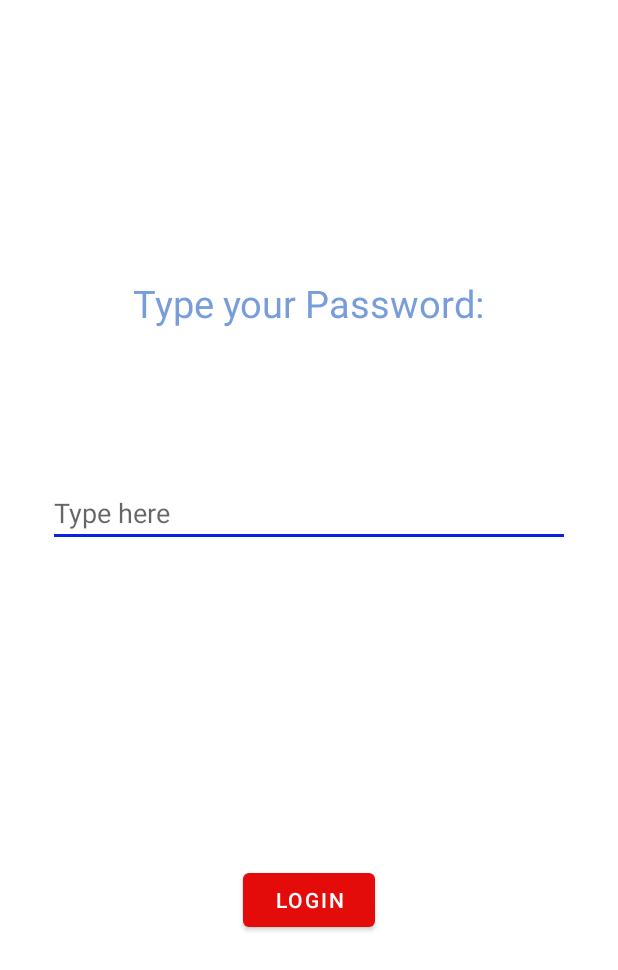
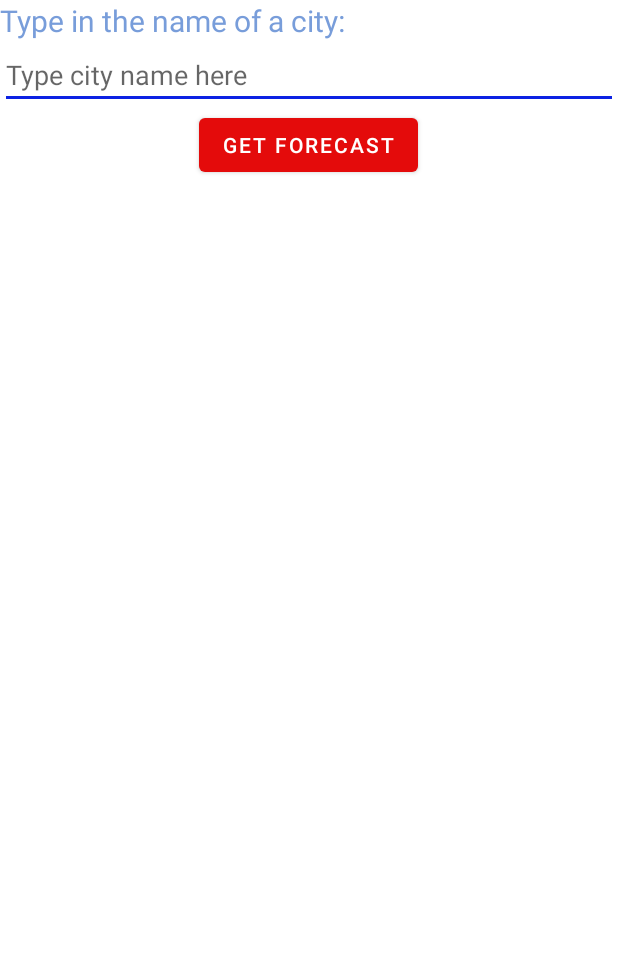
Before and after one commit to KekSMaRseL/ANDROID, an Android app: the layout activity_main.xml on its own in the app's theme, with its tools: preview values and no code run, on a phone screen of 412 x 824 dp. Shown: the top 970 px of the screen. Run offline under Robolectric (Android 15) with nearby library versions, the phone set to English and light mode, and no system bars; network calls fail.

Commit message:
lab 10 done

```diff
--- a/app/src/main/res/layout/activity_main.xml
+++ b/app/src/main/res/layout/activity_main.xml
@@ -1,49 +1,69 @@
 <?xml version="1.0" encoding="utf-8"?>
-<androidx.constraintlayout.widget.ConstraintLayout xmlns:android="http://schemas.android.com/apk/res/android"
-    xmlns:app="http://schemas.android.com/apk/res-auto"
-    xmlns:tools="http://schemas.android.com/tools"
+<LinearLayout xmlns:android="http://schemas.android.com/apk/res/android"
     android:layout_width="match_parent"
     android:layout_height="match_parent"
-    tools:context=".ui.MainActivity">
-
+    android:orientation="vertical">
 
     <TextView
-        android:textSize="25dp"
         android:id="@+id/textView"
+        android:layout_width="match_parent"
+        android:layout_height="wrap_content"
+        android:text="@string/type_in_the_name_of_a_city"
+        android:textSize="20sp" />
+
+    <EditText
+        android:id="@+id/cityTextField"
+        android:layout_width="match_parent"
+        android:layout_height="wrap_content"
+        android:hint="@string/city_name" />
+
+    <Button
+        android:id="@+id/forecast_button"
         android:layout_width="wrap_content"
         android:layout_height="wrap_content"
-        android:text="@string/type_your_password"
-        app:layout_constraintBottom_toBottomOf="parent"
-        app:layout_constraintEnd_toEndOf="parent"
-        app:layout_constraintHorizontal_bias="0.498"
-        app:layout_constraintStart_toStartOf="parent"
-        app:layout_constraintTop_toTopOf="parent"
-        app:layout_constraintVertical_bias="0.234" />
+        android:text="@string/get_forecast"
+        android:layout_gravity="center_horizontal"/>
 
-    <EditText
-        android:id="@+id/theEditText"
+    <TextView
+        android:id="@+id/tempTextView"
         android:layout_width="match_parent"
         android:layout_height="wrap_content"
-        android:layout_marginStart="32dp"
-        android:layout_marginTop="32dp"
-        android:layout_marginEnd="32dp"
-        android:layout_marginBottom="32dp"
-        android:hint="@string/type_here"
-        app:layout_constraintBottom_toTopOf="@+id/button"
-        app:layout_constraintEnd_toEndOf="parent"
-        app:layout_constraintHorizontal_bias="0.0"
-        app:layout_constraintStart_toStartOf="parent"
-        app:layout_constraintTop_toBottomOf="@+id/textView"
-        app:layout_constraintVertical_bias="0.276" />
+        android:textSize="20sp"
+        android:visibility="invisible" />
 
-    <Button
-        android:id="@+id/button"
-        android:layout_width="wrap_content"
+    <TextView
+        android:id="@+id/maxTempTextView"
+        android:layout_width="match_parent"
         android:layout_height="wrap_content"
-        android:layout_marginBottom="200dp"
-        android:text="@string/button_message"
-        app:layout_constraintBottom_toBottomOf="parent"
-        app:layout_constraintEnd_toEndOf="parent"
-        app:layout_constraintStart_toStartOf="parent" />
+        android:textSize="20sp"
+        android:visibility="invisible" />
 
-</androidx.constraintlayout.widget.ConstraintLayout>
+    <TextView
+        android:id="@+id/minTempTextView"
+        android:layout_width="match_parent"
+        android:layout_height="wrap_content"
+        android:textSize="20sp"
+        android:visibility="invisible" />
+
+    <TextView
+        android:id="@+id/humidityTextView"
+        android:layout_width="match_parent"
+        android:layout_height="wrap_content"
+        android:textSize="20sp"
+        android:visibility="invisible" />
+
+    <ImageView
+        android:id="@+id/weatherImageView"
+        android:layout_width="100dp"
+        android:layout_height="100dp"
+        android:layout_gravity="center_horizontal"
+        android:visibility="invisible" />
+
+    <TextView
+        android:id="@+id/descriptionTextView"
+        android:layout_width="match_parent"
+        android:layout_height="wrap_content"
+        android:textSize="20sp"
+        android:visibility="invisible" />
+
+</LinearLayout>
--- a/app/src/main/res/values/strings.xml
+++ b/app/src/main/res/values/strings.xml
@@ -1,9 +1,15 @@
 <resources>
     <string name="app_name">My Application</string>
-    <string name="button_message">LOGIN</string>
-    <string name="type_your_password" translatable="false">Type your Password:</string>
-    <string name="type_here" translatable="false">Type here</string>
-    <string name="time_goes_here" translatable="false">Time goes here</string>
-    <string name="message_goes_here" translatable="false">Message goes here</string>
+
+    <string name="city_name">Type city name here</string>
+    <string name="get_forecast">Get Forecast</string>
+    <string name="type_in_the_name_of_a_city">Type in the name of a city:</string>
+    <string name="current_temperature">Current temperature: %1$.2f</string>
+    <string name="maximum_temperature">Maximum temperature: %1$.2f</string>
+    <string name="minimum_temperature">Minimum temperature: %1$.2f</string>
+    <string name="humidity">Humidity: %d%%</string>
+    <string name="description">Description: %s</string>
+    <string name="error_fetch_image">An error occurred while fetching weather image.</string>
+    <string name="error_fetch_data">An error occurred while fetching weather data.</string>
 
 </resources>
```
Also changed, not shown: app/build.gradle (+5 -2 lines), app/src/main/AndroidManifest.xml (+3 -11 lines), app/src/main/java/algonquin/cst2335/android/ui/ChatAdapter.java (deleted, +0 -67 lines), app/src/main/java/algonquin/cst2335/android/ui/ChatMessage.java (deleted, +0 -25 lines), app/src/main/java/algonquin/cst2335/android/ui/ChatRoom.java (deleted, +0 -90 lines), app/src/main/java/algonquin/cst2335/android/ui/ChatRoomViewModel.java (deleted, +0 -26 lines), app/src/main/java/algonquin/cst2335/android/ui/MainActivity.java (+93 -1 lines), app/src/main/res/layout/activity_chat_room.xml (deleted, +0 -34 lines), app/src/main/res/layout/receive_message.xml (deleted, +0 -38 lines), app/src/main/res/layout/send_message.xml (deleted, +0 -36 lines), 1 other file.
